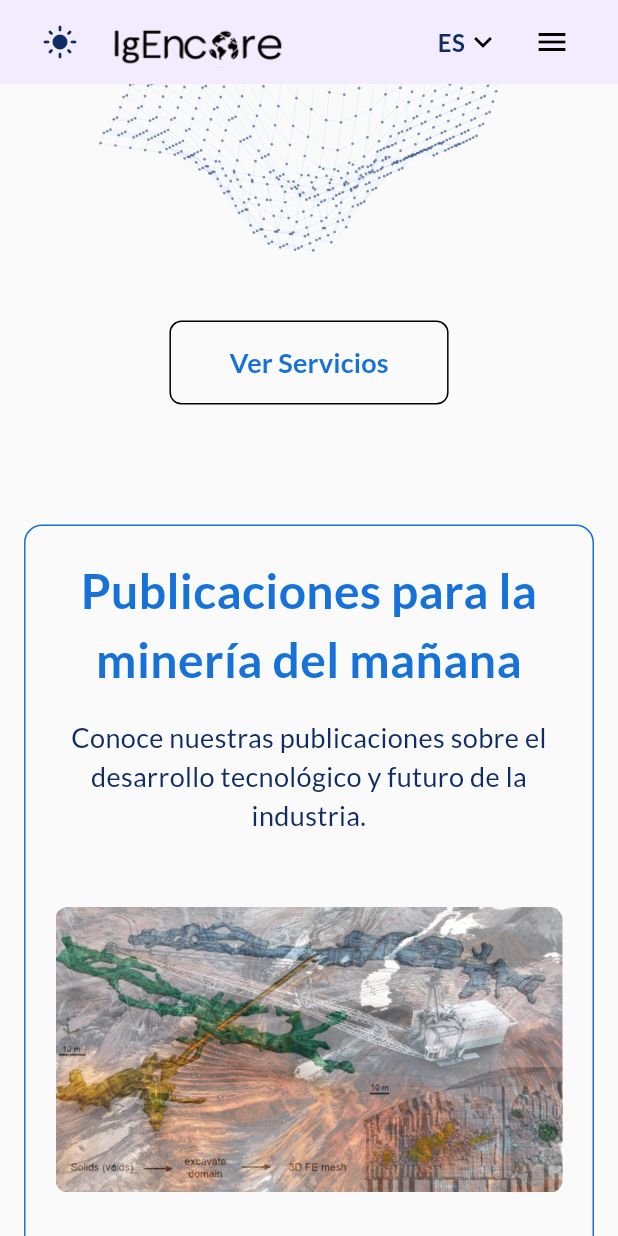
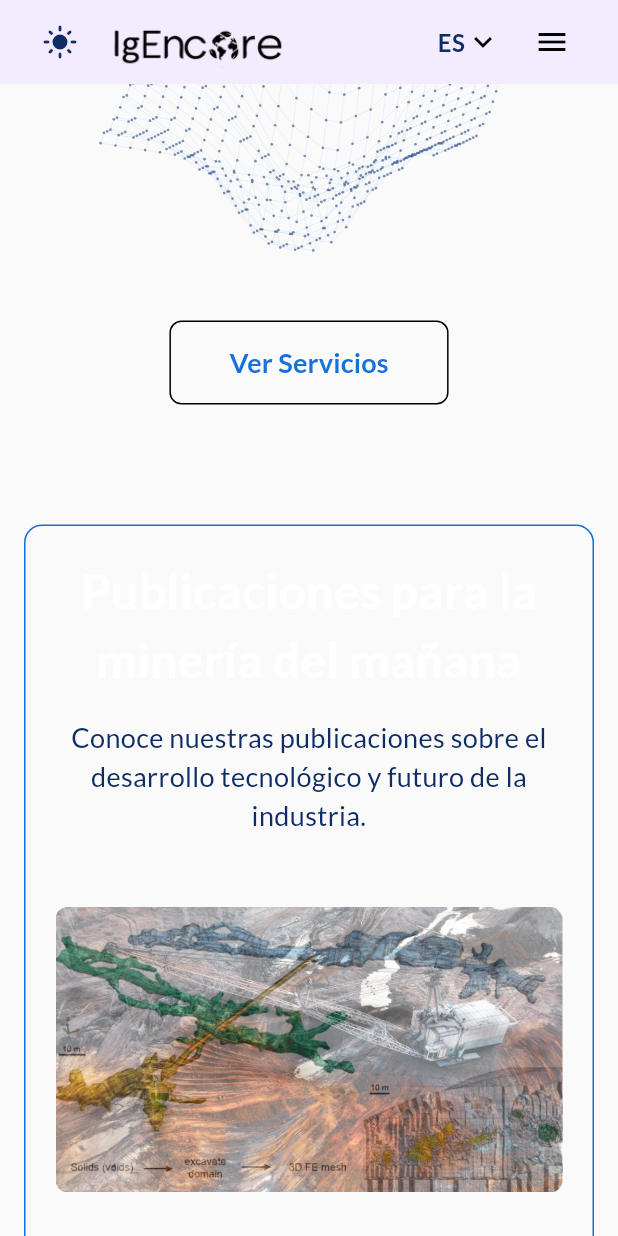
Before and after one commit to igencore/igenweb, a Flutter app: the screen it shows after launch, scrolled down 1152 dp, on a phone screen of 412 x 824 dp. Run offline on Flutter 3.47's test engine with Material 3 defaults, Android fonts, the phone set to English and light mode, and no system bars; our stand-ins replace flutter_hooks, go_router, google_fonts.

Commit message:
Version 0.9911, publishings section title change 2.

```diff
--- a/lib/publishings_section.dart
+++ b/lib/publishings_section.dart
@@ -1,4 +1,4 @@
-// Archivo: lib/publishings_section.dart (TÍTULO PRINCIPAL CON MAYOR CONTRASTE)
+// Archivo: lib/publishings_section.dart (TÍTULOS CON COLORES FIJOS DE ALTO CONTRASTE)
 
 import 'package:flutter/material.dart';
 import 'package:flutter_hooks/flutter_hooks.dart';
@@ -57,8 +57,8 @@ class PublishingsSection extends StatelessWidget {
                   style: TextStyle(
                     fontSize: 32,
                     fontWeight: FontWeight.bold,
-                    // 🚨 CAMBIO CLAVE: Usamos colorScheme.primary para el acento y contraste
-                    color: colorScheme.primary,
+                    // 🚨 CAMBIO 1: Color fijo a BLANCO (Colors.white)
+                    color: Colors.white,
                   ),
                 ),
                 const SizedBox(height: 16),
@@ -88,7 +88,6 @@ class PublishingsSection extends StatelessWidget {
 
 // Widget interno que contiene las dos columnas y maneja la adaptación
 class _PublishingsContent extends StatelessWidget {
-// ... (código interno _PublishingsContent y FadeSliderCard sin cambios)
   final Map<String, dynamic> publishingsText;
   final ColorScheme colorScheme;
 
@@ -119,7 +118,8 @@ class _PublishingsContent extends StatelessWidget {
             style: TextStyle(
               fontSize: 28,
               fontWeight: FontWeight.bold,
-              color: colorScheme.secondary,
+              // 🚨 CAMBIO 2: Color fijo a AMARILLO brillante (Colors.amber)
+              color: Colors.amber,
             ),
           ),
           const SizedBox(height: 16),
```
